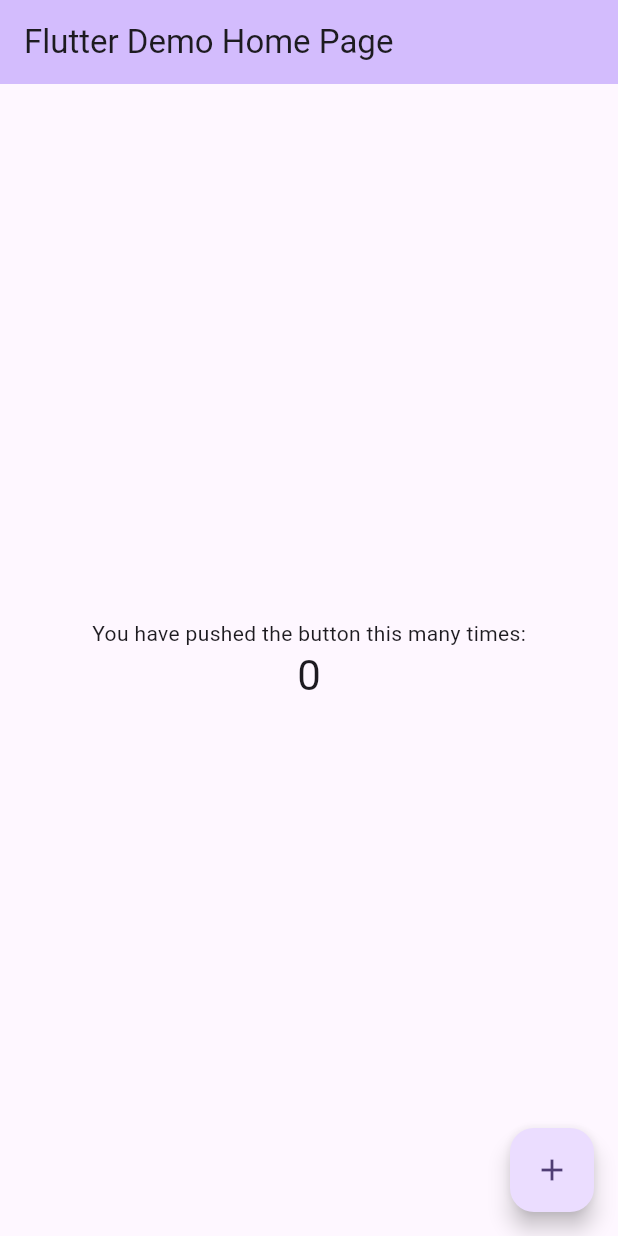
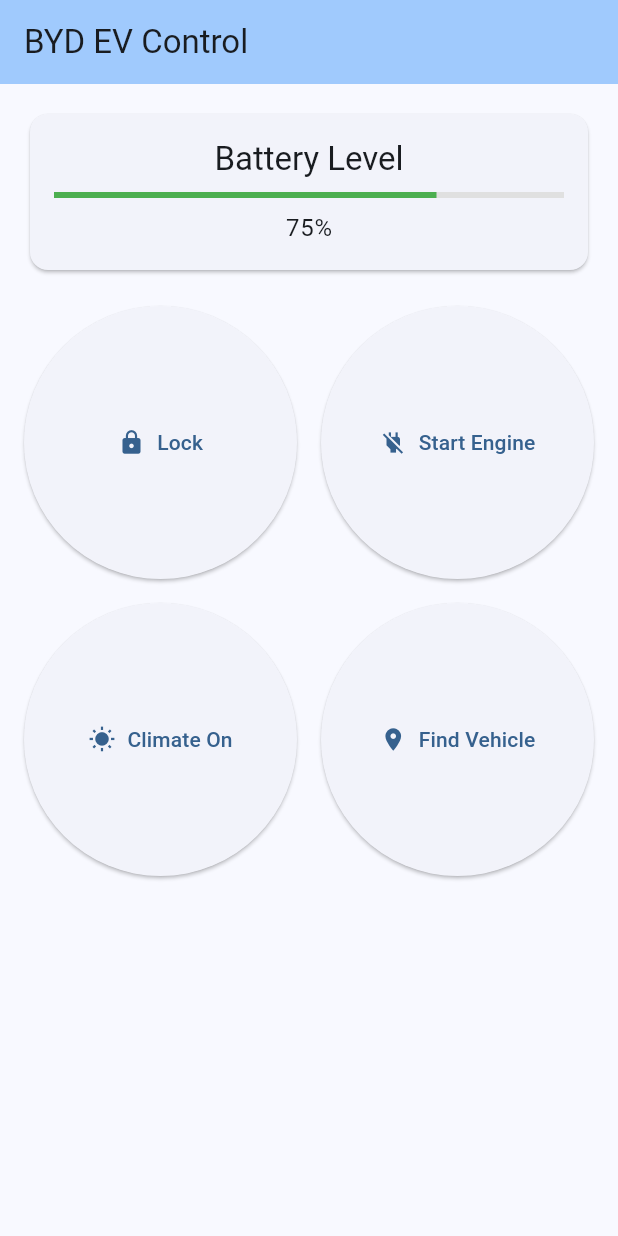
Before and after one commit to could-ai/019a21d1-9bb7-7a26-b133-0a8aec4a171a, a Flutter app: the screen it shows after launch, on a phone screen of 412 x 824 dp. Run offline on Flutter 3.47's test engine with Material 3 defaults, Android fonts, the phone set to English and light mode, and no system bars.

Commit message:
Replaced the entire main.dart file with a new Flutter app designed for controlling a BYD electric vehicle. The app now includes a home page with mock controls for locking/unlocking the vehicle, starting/stopping the engine, toggling climate control, finding the vehicle location, displaying battery level with a progress bar, and adjusting cabin temperature when climate is active. All controls are currently mocked with SnackBar notifications to simulate actions, as no real backend connection is available. This provides a user-friendly interface for EV control using Material Design components like Cards, Buttons, and Sliders. The app title was changed to 'BYD EV Control', and the theme was updated to use a blue color scheme. GridView was used for organizing control buttons, and conditional rendering was applied for the temperature slider to appear only when climate control is on.

```diff
--- a/usr/lib/main.dart
+++ b/usr/lib/main.dart
@@ -1,120 +1,184 @@
 import 'package:flutter/material.dart';
 
 void main() {
-  runApp(const MyApp());
+  runApp(const BYDEVControlApp());
 }
 
-class MyApp extends StatelessWidget {
-  const MyApp({super.key});
+class BYDEVControlApp extends StatelessWidget {
+  const BYDEVControlApp({super.key});
 
-  // This widget is the root of your application.
   @override
   Widget build(BuildContext context) {
     return MaterialApp(
-      title: 'Flutter Demo',
+      title: 'BYD EV Control',
       debugShowCheckedModeBanner: false,
       theme: ThemeData(
-        // This is the theme of your application.
-        //
-        // TRY THIS: Try running your application with "flutter run". You'll see
-        // the application has a purple toolbar. Then, without quitting the app,
-        // try changing the seedColor in the colorScheme below to Colors.green
-        // and then invoke "hot reload" (save your changes or press the "hot
-        // reload" button in a Flutter-supported IDE, or press "r" if you used
-        // the command line to start the app).
-        //
-        // Notice that the counter didn't reset back to zero; the application
-        // state is not lost during the reload. To reset the state, use hot
-        // restart instead.
-        //
-        // This works for code too, not just values: Most code changes can be
-        // tested with just a hot reload.
-        colorScheme: ColorScheme.fromSeed(seedColor: Colors.deepPurple),
+        colorScheme: ColorScheme.fromSeed(seedColor: Colors.blue),
+        useMaterial3: true,
       ),
-      home: const MyHomePage(title: 'Flutter Demo Home Page'),
+      home: const EVControlHomePage(),
     );
   }
 }
 
-class MyHomePage extends StatefulWidget {
-  const MyHomePage({super.key, required this.title});
-
-  // This widget is the home page of your application. It is stateful, meaning
-  // that it has a State object (defined below) that contains fields that affect
-  // how it looks.
-
-  // This class is the configuration for the state. It holds the values (in this
-  // case the title) provided by the parent (in this case the App widget) and
-  // used by the build method of the State. Fields in a Widget subclass are
-  // always marked "final".
-
-  final String title;
+class EVControlHomePage extends StatefulWidget {
+  const EVControlHomePage({super.key});
 
   @override
-  State<MyHomePage> createState() => _MyHomePageState();
+  State<EVControlHomePage> createState() => _EVControlHomePageState();
 }
 
-class _MyHomePageState extends State<MyHomePage> {
-  int _counter = 0;
+class _EVControlHomePageState extends State<EVControlHomePage> {
+  bool _isLocked = true;
+  bool _isEngineOn = false;
+  double _batteryLevel = 75.0; // Mock battery level
+  bool _climateOn = false;
+  double _temperature = 22.0;
 
-  void _incrementCounter() {
+  void _toggleLock() {
     setState(() {
-      // This call to setState tells the Flutter framework that something has
-      // changed in this State, which causes it to rerun the build method below
-      // so that the display can reflect the updated values. If we changed
-      // _counter without calling setState(), then the build method would not be
-      // called again, and so nothing would appear to happen.
-      _counter++;
+      _isLocked = !_isLocked;
     });
+    // Mock action: In real app, send command to EV
+    ScaffoldMessenger.of(context).showSnackBar(
+      SnackBar(content: Text(_isLocked ? 'Vehicle Locked' : 'Vehicle Unlocked')),
+    );
+  }
+
+  void _toggleEngine() {
+    setState(() {
+      _isEngineOn = !_isEngineOn;
+    });
+    ScaffoldMessenger.of(context).showSnackBar(
+      SnackBar(content: Text(_isEngineOn ? 'Engine Started' : 'Engine Stopped')),
+    );
+  }
+
+  void _toggleClimate() {
+    setState(() {
+      _climateOn = !_climateOn;
+    });
+    ScaffoldMessenger.of(context).showSnackBar(
+      SnackBar(content: Text(_climateOn ? 'Climate Control On' : 'Climate Control Off')),
+    );
   }
 
   @override
   Widget build(BuildContext context) {
-    // This method is rerun every time setState is called, for instance as done
-    // by the _incrementCounter method above.
-    //
-    // The Flutter framework has been optimized to make rerunning build methods
-    // fast, so that you can just rebuild anything that needs updating rather
-    // than having to individually change instances of widgets.
     return Scaffold(
       appBar: AppBar(
-        // TRY THIS: Try changing the color here to a specific color (to
-        // Colors.amber, perhaps?) and trigger a hot reload to see the AppBar
-        // change color while the other colors stay the same.
+        title: const Text('BYD EV Control'),
         backgroundColor: Theme.of(context).colorScheme.inversePrimary,
-        // Here we take the value from the MyHomePage object that was created by
-        // the App.build method, and use it to set our appbar title.
-        title: Text(widget.title),
       ),
-      body: Center(
-        // Center is a layout widget. It takes a single child and positions it
-        // in the middle of the parent.
+      body: Padding(
+        padding: const EdgeInsets.all(16.0),
         child: Column(
-          // Column is also a layout widget. It takes a list of children and
-          // arranges them vertically. By default, it sizes itself to fit its
-          // children horizontally, and tries to be as tall as its parent.
-          //
-          // Column has various properties to control how it sizes itself and
-          // how it positions its children. Here we use mainAxisAlignment to
-          // center the children vertically; the main axis here is the vertical
-          // axis because Columns are vertical (the cross axis would be
-          // horizontal).
-          //
-          // TRY THIS: Invoke "debug painting" (choose the "Toggle Debug Paint"
-          // action in the IDE, or press "p" in the console), to see the
-          // wireframe for each widget.
-          mainAxisAlignment: MainAxisAlignment.center,
-          children: <Widget>[
-            const Text('You have pushed the button this many times:'),
-            Text('$_counter', style: Theme.of(context).textTheme.headlineMedium),
+          crossAxisAlignment: CrossAxisAlignment.stretch,
+          children: [
+            // Battery Status
+            Card(
+              child: Padding(
+                padding: const EdgeInsets.all(16.0),
+                child: Column(
+                  children: [
+                    Text(
+                      'Battery Level',
+                      style: Theme.of(context).textTheme.titleLarge,
+                    ),
+                    const SizedBox(height: 8),
+                    LinearProgressIndicator(
+                      value: _batteryLevel / 100,
+                      backgroundColor: Colors.grey[300],
+                      valueColor: AlwaysStoppedAnimation<Color>(
+                        _batteryLevel > 20 ? Colors.green : Colors.red,
+                      ),
+                    ),
+                    const SizedBox(height: 8),
+                    Text('${_batteryLevel.toInt()}%', style: Theme.of(context).textTheme.bodyLarge),
+                  ],
+                ),
+              ),
+            ),
+            const SizedBox(height: 20),
+            // Control Buttons
+            Expanded(
+              child: GridView.count(
+                crossAxisCount: 2,
+                crossAxisSpacing: 16,
+                mainAxisSpacing: 16,
+                children: [
+                  ElevatedButton.icon(
+                    onPressed: _toggleLock,
+                    icon: Icon(_isLocked ? Icons.lock : Icons.lock_open),
+                    label: Text(_isLocked ? 'Lock' : 'Unlock'),
+                    style: ElevatedButton.styleFrom(
+                      padding: const EdgeInsets.symmetric(vertical: 20),
+                    ),
+                  ),
+                  ElevatedButton.icon(
+                    onPressed: _toggleEngine,
+                    icon: Icon(_isEngineOn ? Icons.power : Icons.power_off),
+                    label: Text(_isEngineOn ? 'Stop Engine' : 'Start Engine'),
+                    style: ElevatedButton.styleFrom(
+                      padding: const EdgeInsets.symmetric(vertical: 20),
+                    ),
+                  ),
+                  ElevatedButton.icon(
+                    onPressed: _toggleClimate,
+                    icon: Icon(_climateOn ? Icons.ac_unit : Icons.wb_sunny),
+                    label: Text(_climateOn ? 'Climate Off' : 'Climate On'),
+                    style: ElevatedButton.styleFrom(
+                      padding: const EdgeInsets.symmetric(vertical: 20),
+                    ),
+                  ),
+                  ElevatedButton.icon(
+                    onPressed: () {
+                      // Mock location
+                      ScaffoldMessenger.of(context).showSnackBar(
+                        const SnackBar(content: Text('Vehicle Location: Parking Lot A')),
+                      );
+                    },
+                    icon: const Icon(Icons.location_on),
+                    label: const Text('Find Vehicle'),
+                    style: ElevatedButton.styleFrom(
+                      padding: const EdgeInsets.symmetric(vertical: 20),
+                    ),
+                  ),
+                ],
+              ),
+            ),
+            // Temperature Slider (if climate is on)
+            if (_climateOn) ...[
+              const SizedBox(height: 20),
+              Card(
+                child: Padding(
+                  padding: const EdgeInsets.all(16.0),
+                  child: Column(
+                    children: [
+                      Text(
+                        'Cabin Temperature: ${_temperature.toInt()}°C',
+                        style: Theme.of(context).textTheme.titleMedium,
+                      ),
+                      Slider(
+                        value: _temperature,
+                        min: 16,
+                        max: 28,
+                        divisions: 12,
+                        label: '${_temperature.toInt()}°C',
+                        onChanged: (value) {
+                          setState(() {
+                            _temperature = value;
+                          });
+                        },
+                      ),
+                    ],
+                  ),
+                ),
+              ),
+            ],
           ],
         ),
       ),
-      floatingActionButton: FloatingActionButton(
-        onPressed: _incrementCounter,
-        tooltip: 'Increment',
-        child: const Icon(Icons.add),
-      ), // This trailing comma makes auto-formatting nicer for build methods.
     );
   }
 }
```
